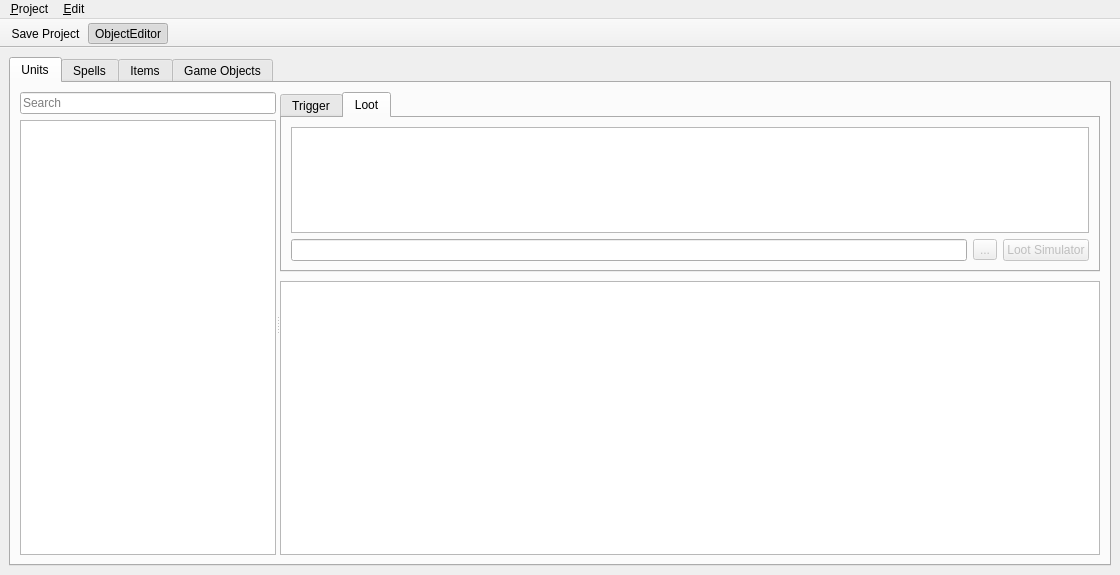
Kyoril/wow-pp, file editor/ui/object_editor.ui: the form before one commit.
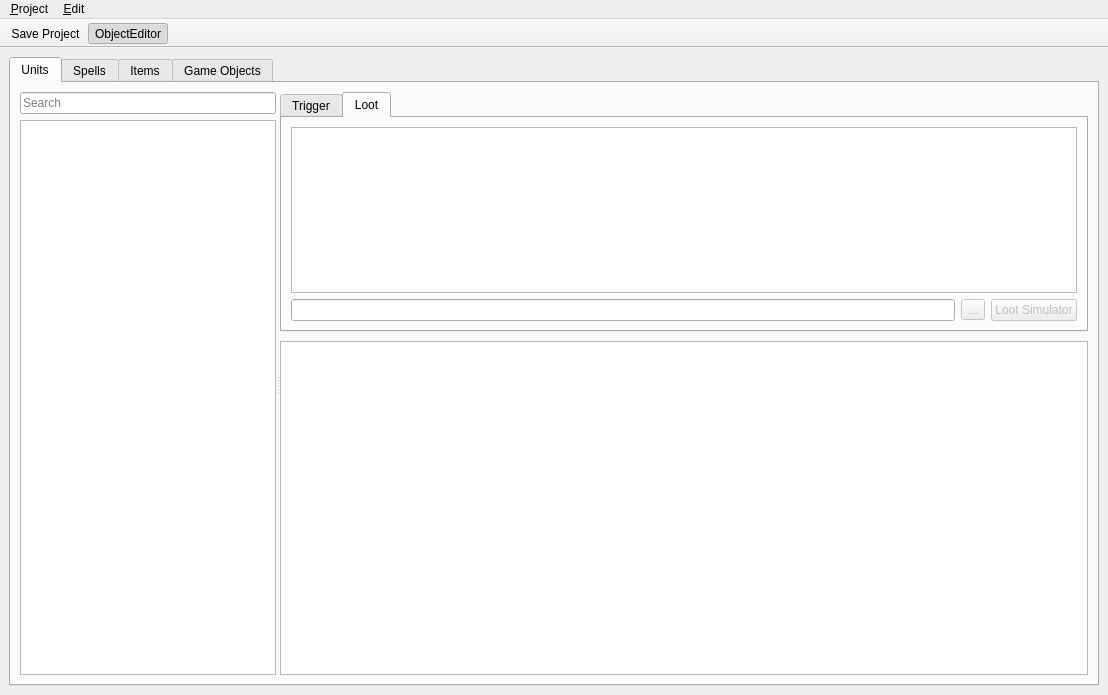
The form after the commit. Icons and pictures are not drawn.

Commit message: Improved loot view in unit editor module

Diff of the .ui file:
```diff
--- a/editor/ui/object_editor.ui
+++ b/editor/ui/object_editor.ui
@@ -6,8 +6,8 @@
    <rect>
     <x>0</x>
     <y>0</y>
-    <width>1120</width>
-    <height>564</height>
+    <width>1108</width>
+    <height>695</height>
    </rect>
   </property>
   <property name="windowTitle">
@@ -112,7 +112,7 @@
             <item>
              <widget class="QTabWidget" name="tabWidget_2">
               <property name="sizePolicy">
-               <sizepolicy hsizetype="Expanding" vsizetype="Fixed">
+               <sizepolicy hsizetype="Expanding" vsizetype="MinimumExpanding">
                 <horstretch>0</horstretch>
                 <verstretch>0</verstretch>
                </sizepolicy>
@@ -120,7 +120,7 @@
               <property name="maximumSize">
                <size>
                 <width>16777215</width>
-                <height>180</height>
+                <height>240</height>
                </size>
               </property>
               <property name="currentIndex">
@@ -183,10 +183,34 @@
                  <number>9</number>
                 </property>
                 <item>
-                 <widget class="QListWidget" name="lootView">
+                 <widget class="QTreeWidget" name="lootView">
                   <property name="alternatingRowColors">
                    <bool>true</bool>
                   </property>
+                  <property name="columnCount">
+                   <number>3</number>
+                  </property>
+                  <attribute name="headerVisible">
+                   <bool>false</bool>
+                  </attribute>
+                  <attribute name="headerDefaultSectionSize">
+                   <number>200</number>
+                  </attribute>
+                  <column>
+                   <property name="text">
+                    <string>Name</string>
+                   </property>
+                  </column>
+                  <column>
+                   <property name="text">
+                    <string>Group Chance</string>
+                   </property>
+                  </column>
+                  <column>
+                   <property name="text">
+                    <string>Group Items</string>
+                   </property>
+                  </column>
                  </widget>
                 </item>
                 <item>
@@ -2935,7 +2959,7 @@
     <rect>
      <x>0</x>
      <y>0</y>
-     <width>1120</width>
+     <width>1108</width>
      <height>21</height>
     </rect>
    </property>
```
The commit also changes 2 other files.
